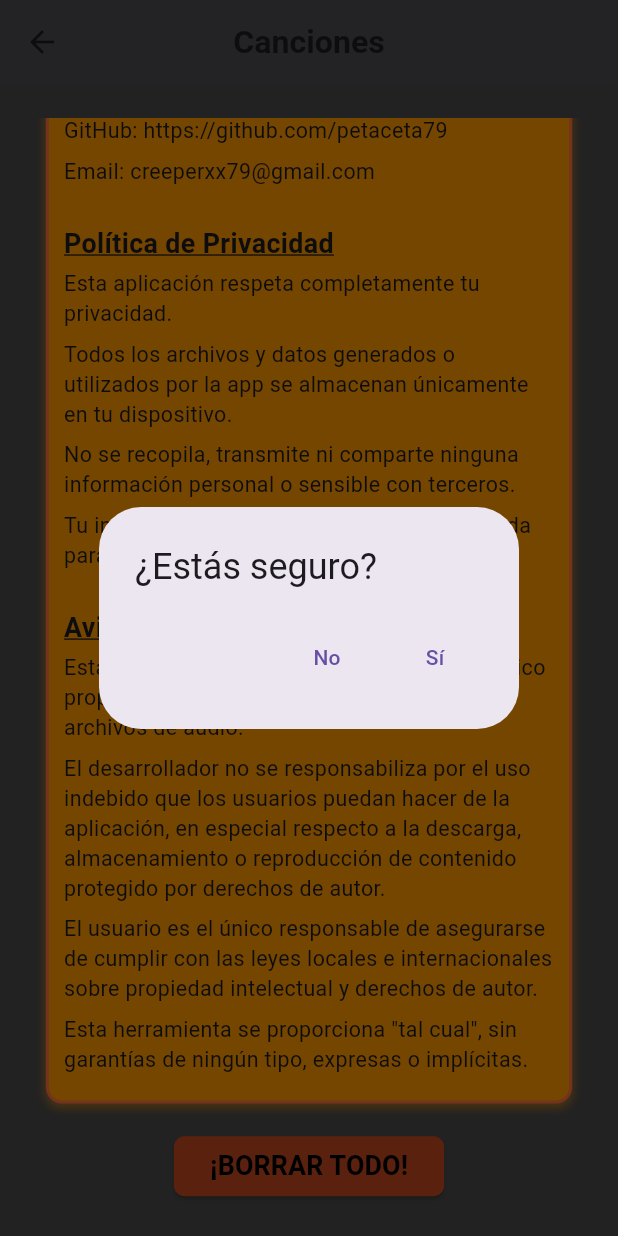
After one commit to petaceta79/MSik, a Flutter app: the Info screen opened by its route, scrolled down 357 dp, after a tap on "¡BORRAR TODO!", on a phone screen of 412 x 824 dp. The commit adds this screen. Run offline on Flutter 3.47's test engine with Material 3 defaults, Android fonts, the phone set to English and light mode, and no system bars; our stand-ins replace file_picker, flutter_screenutil, font_awesome_flutter, just_audio, shared_preferences; missing offline and left inert: dart:ffi, ffmpeg_kit_flutter_new, youtube_explode_dart; accounts and stored records are empty.

Commit message:
info menu

```diff
--- /dev/null
+++ b/lib/pestannas/info.dart
@@ -0,0 +1,183 @@
+import 'package:flutter/material.dart';
+import 'package:flutter_screenutil/flutter_screenutil.dart';
+import '../helpers/utilsGestionArchivos.dart';
+
+class Info extends StatelessWidget {
+  @override
+  Widget build(BuildContext context) {
+    return Scaffold(
+      backgroundColor: Color(0xFF4A4A4A),
+      appBar: AppBar(
+        backgroundColor: Color(0xFF4A4A4A),
+        centerTitle: true,
+        title: Text(
+          'Canciones',
+          style: TextStyle(fontSize: 24.sp, fontWeight: FontWeight.bold),
+        ),
+      ),
+      body: Align(
+        alignment: Alignment.topCenter,
+        child: Container(
+          padding: EdgeInsets.only(top: 25.h),
+          child: Scrollinfo(context),
+        ),
+      ),
+    );
+  }
+
+  Widget Scrollinfo(BuildContext context) {
+    return SingleChildScrollView(
+      padding: EdgeInsets.symmetric(horizontal: 12.w, vertical: 6.h),
+      child: Column(
+        crossAxisAlignment: CrossAxisAlignment.center,
+        children: [
+          Container(
+            width: 350.w,
+            padding: EdgeInsets.all(10.w),
+            decoration: BoxDecoration(
+              color: Colors.orange,
+              borderRadius: BorderRadius.circular(12.r),
+              border: Border.all(color: Colors.deepOrangeAccent, width: 2.w),
+              boxShadow: [
+                BoxShadow(
+                  color: Colors.orange.withAlpha((0.5 * 255).round()),
+                  blurRadius: 5.r,
+                  offset: Offset(0, 3.h),
+                ),
+              ],
+            ),
+            child: Column(
+              crossAxisAlignment: CrossAxisAlignment.start,
+              children: [
+                _sectionTitle('Descripción'),
+                _sectionText(
+                  'MSik es un reproductor de música que guarda todos los audios de forma local. Los archivos descargados desde YouTube se almacenan en formato MP3, ocupando poco espacio. Estos se guardan en carpetas privadas, por lo que no son accesibles desde fuera de la aplicación.',
+                ),
+                _sectionText(
+                  'Permite reproducir los audios de forma individual o agruparlos en listas de reproducción (playlists).',
+                ),
+                _sectionText(
+                  'Durante la reproducción, ofrece las funciones básicas de cualquier reproductor de música, como saltar canciones, repetir en bucle, entre otras.',
+                ),
+
+                SizedBox(height: 20.h),
+
+                _sectionTitle('Contacto'),
+                _sectionText('GitHub: https://github.com/petaceta79'),
+                _sectionText('Email: creeperxx79@gmail.com'),
+
+                SizedBox(height: 20.h),
+
+                _sectionTitle('Política de Privacidad'),
+                _sectionText(
+                  'Esta aplicación respeta completamente tu privacidad.',
+                ),
+                _sectionText(
+                  'Todos los archivos y datos generados o utilizados por la app se almacenan únicamente en tu dispositivo.',
+                ),
+                _sectionText(
+                  'No se recopila, transmite ni comparte ninguna información personal o sensible con terceros.',
+                ),
+                _sectionText(
+                  'Tu información es tuya. Esta app está diseñada para funcionar de forma segura y privada.',
+                ),
+
+                SizedBox(height: 20.h),
+
+                _sectionTitle('Aviso legal'),
+                _sectionText(
+                  'Esta aplicación ha sido desarrollada con el único propósito de permitir la reproducción local de archivos de audio.',
+                ),
+                _sectionText(
+                  'El desarrollador no se responsabiliza por el uso indebido que los usuarios puedan hacer de la aplicación, en especial respecto a la descarga, almacenamiento o reproducción de contenido protegido por derechos de autor.',
+                ),
+                _sectionText(
+                  'El usuario es el único responsable de asegurarse de cumplir con las leyes locales e internacionales sobre propiedad intelectual y derechos de autor.',
+                ),
+                _sectionText(
+                  'Esta herramienta se proporciona "tal cual", sin garantías de ningún tipo, expresas o implícitas.',
+                ),
+              ],
+            ),
+          ),
+
+          SizedBox(height: 20.h),
+
+          deleteAllBoton(context),
+
+          SizedBox(height: 20.h),
+        ],
+      ),
+    );
+  }
+
+  ElevatedButton deleteAllBoton(BuildContext context) {
+    return ElevatedButton(
+      onPressed: () async {
+        bool confirmado = await advertenciaBorrar(context);
+        if (confirmado) {
+          borraTodo();
+        }
+      },
+      style: ElevatedButton.styleFrom(
+        backgroundColor: Color(0xFFC64820), // Color de fondo
+        foregroundColor: Colors.white,      // Color del texto e íconos
+        shape: RoundedRectangleBorder(
+          borderRadius: BorderRadius.circular(8.r),
+        ),
+      ),
+      child: Text(
+        '¡BORRAR TODO!',
+        style: TextStyle(fontSize: 20.sp, fontWeight: FontWeight.bold, color: Colors.black),
+      ),
+    );
+  }
+
+  Widget _sectionTitle(String text) {
+    return Padding(
+      padding: EdgeInsets.only(bottom: 4.h),
+      child: Text(
+        text,
+        style: TextStyle(
+          fontSize: 20.sp,
+          fontWeight: FontWeight.bold,
+          decoration: TextDecoration.underline,
+        ),
+      ),
+    );
+  }
+
+  Widget _sectionText(String text) {
+    return Padding(
+      padding: EdgeInsets.only(bottom: 8.h),
+      child: Text(text, style: TextStyle(fontSize: 16.sp)),
+    );
+  }
+
+  Future<bool> advertenciaBorrar(BuildContext context) async {
+    return await showDialog<bool>(
+          context: context,
+          barrierDismissible: false, // No se puede cerrar tocando fuera
+          builder: (BuildContext context) {
+            return AlertDialog(
+              title: Text('¿Estás seguro?'),
+              actions: [
+                TextButton(
+                  child: Text('No'),
+                  onPressed: () {
+                    Navigator.of(context).pop(false); // Cancelar
+                  },
+                ),
+                TextButton(
+                  child: Text('Sí'),
+                  onPressed: () {
+                    Navigator.of(context).pop(true); // Confirmar
+                  },
+                ),
+              ],
+            );
+          },
+        ) ??
+        false; // Si se cierra el diálogo sin seleccionar nada, devuelve false
+  }
+}
```
Also changed, not shown: lib/helpers/utilsGestionArchivos.dart (+14 -0 lines), lib/helpers/utilsSongPlaylist.dart (+63 -1 lines), lib/main.dart (+109 -50 lines), lib/pestannas/playlists_helper/editor_playlists.dart (+61 -5 lines), lib/reproductorDeMusica/reproductor_de_musica.dart (+6 -6 lines).
